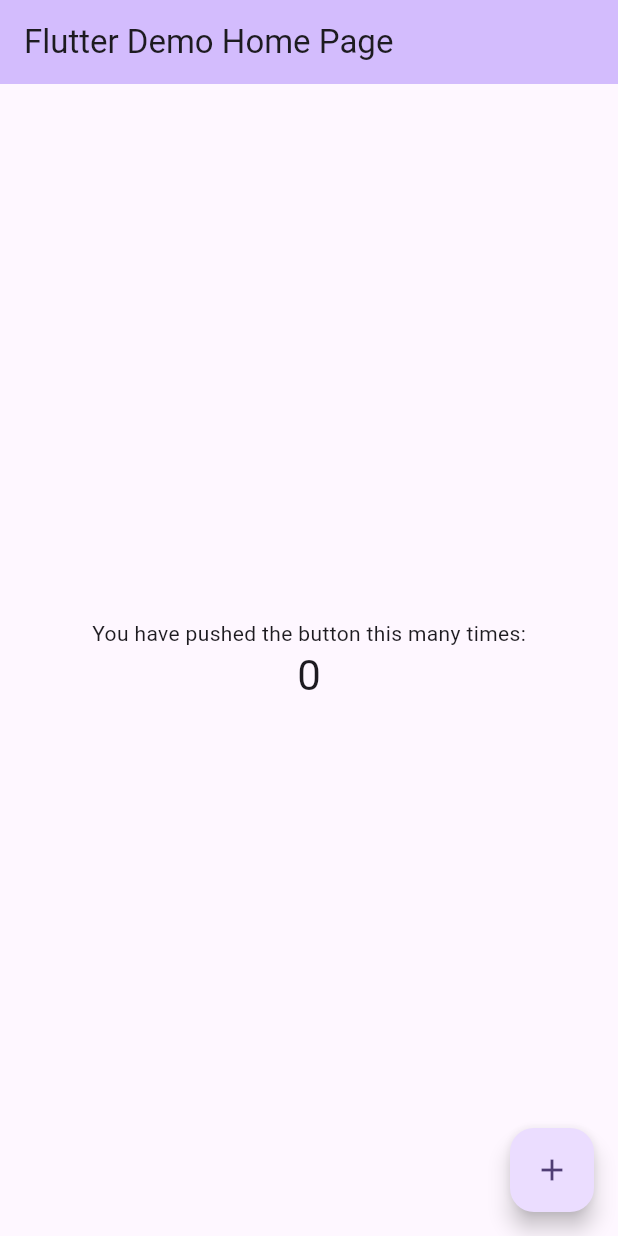
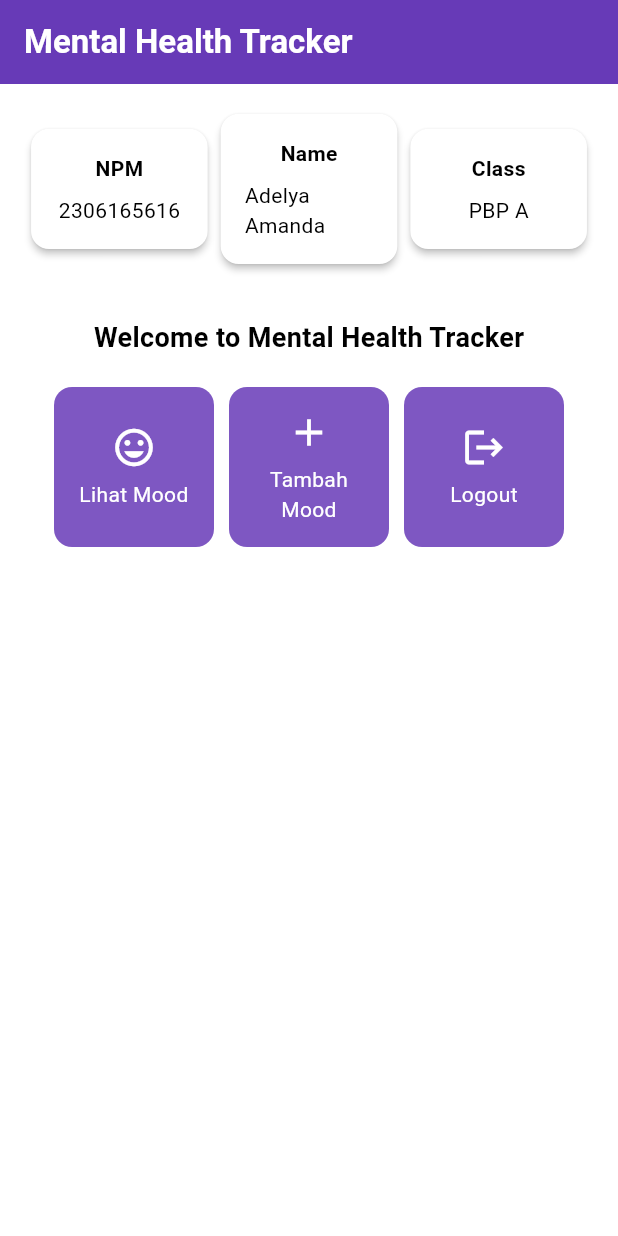
Before and after one commit to bizarrebeam/mental-health-tracker-mobile, a Flutter app: the screen it shows after launch, on a phone screen of 412 x 824 dp. Run offline on Flutter 3.47's test engine with Material 3 defaults, Android fonts, the phone set to English and light mode, and no system bars.

Commit message:
tutorial 6 done:D

```diff
--- a/lib/main.dart
+++ b/lib/main.dart
@@ -1,4 +1,5 @@
 import 'package:flutter/material.dart';
+import 'package:mental_health_tracker/menu.dart';
 
 void main() {
   runApp(const MyApp());
@@ -28,98 +29,12 @@ class MyApp extends StatelessWidget {
         //
         // This works for code too, not just values: Most code changes can be
         // tested with just a hot reload.
-        colorScheme: ColorScheme.fromSeed(seedColor: Colors.deepPurple),
+        colorScheme: ColorScheme.fromSwatch(
+          primarySwatch: Colors.deepPurple,
+        ).copyWith(secondary: Colors.deepPurple[400]),
         useMaterial3: true,
       ),
-      home: const MyHomePage(title: 'Flutter Demo Home Page'),
+      home: MyHomePage(), // Perubahan di sini: menambahkan named parameter 'home'
     );
   }
 }
-
-class MyHomePage extends StatefulWidget {
-  const MyHomePage({super.key, required this.title});
-
-  // This widget is the home page of your application. It is stateful, meaning
-  // that it has a State object (defined below) that contains fields that affect
-  // how it looks.
-
-  // This class is the configuration for the state. It holds the values (in this
-  // case the title) provided by the parent (in this case the App widget) and
-  // used by the build method of the State. Fields in a Widget subclass are
-  // always marked "final".
-
-  final String title;
-
-  @override
-  State<MyHomePage> createState() => _MyHomePageState();
-}
-
-class _MyHomePageState extends State<MyHomePage> {
-  int _counter = 0;
-
-  void _incrementCounter() {
-    setState(() {
-      // This call to setState tells the Flutter framework that something has
-      // changed in this State, which causes it to rerun the build method below
-      // so that the display can reflect the updated values. If we changed
-      // _counter without calling setState(), then the build method would not be
-      // called again, and so nothing would appear to happen.
-      _counter++;
-    });
-  }
-
-  @override
-  Widget build(BuildContext context) {
-    // This method is rerun every time setState is called, for instance as done
-    // by the _incrementCounter method above.
-    //
-    // The Flutter framework has been optimized to make rerunning build methods
-    // fast, so that you can just rebuild anything that needs updating rather
-    // than having to individually change instances of widgets.
-    return Scaffold(
-      appBar: AppBar(
-        // TRY THIS: Try changing the color here to a specific color (to
-        // Colors.amber, perhaps?) and trigger a hot reload to see the AppBar
-        // change color while the other colors stay the same.
-        backgroundColor: Theme.of(context).colorScheme.inversePrimary,
-        // Here we take the value from the MyHomePage object that was created by
-        // the App.build method, and use it to set our appbar title.
-        title: Text(widget.title),
-      ),
-      body: Center(
-        // Center is a layout widget. It takes a single child and positions it
-        // in the middle of the parent.
-        child: Column(
-          // Column is also a layout widget. It takes a list of children and
-          // arranges them vertically. By default, it sizes itself to fit its
-          // children horizontally, and tries to be as tall as its parent.
-          //
-          // Column has various properties to control how it sizes itself and
-          // how it positions its children. Here we use mainAxisAlignment to
-          // center the children vertically; the main axis here is the vertical
-          // axis because Columns are vertical (the cross axis would be
-          // horizontal).
-          //
-          // TRY THIS: Invoke "debug painting" (choose the "Toggle Debug Paint"
-          // action in the IDE, or press "p" in the console), to see the
-          // wireframe for each widget.
-          mainAxisAlignment: MainAxisAlignment.center,
-          children: <Widget>[
-            const Text(
-              'You have pushed the button this many times:',
-            ),
-            Text(
-              '$_counter',
-              style: Theme.of(context).textTheme.headlineMedium,
-            ),
-          ],
-        ),
-      ),
-      floatingActionButton: FloatingActionButton(
-        onPressed: _incrementCounter,
-        tooltip: 'Increment',
-        child: const Icon(Icons.add),
-      ), // This trailing comma makes auto-formatting nicer for build methods.
-    );
-  }
-}
--- /dev/null
+++ b/lib/menu.dart
@@ -0,0 +1,168 @@
+import 'package:flutter/material.dart';
+
+class MyHomePage extends StatelessWidget {
+  final String npm = '2306165616'; // NPM
+  final String name = 'Adelya Amanda'; // Nama
+  final String className = 'PBP A'; // Kelas
+
+  MyHomePage({super.key});
+
+  final List<ItemHomepage> items = [
+    ItemHomepage("Lihat Mood", Icons.mood),
+    ItemHomepage("Tambah Mood", Icons.add),
+    ItemHomepage("Logout", Icons.logout),
+  ];
+
+  @override
+  Widget build(BuildContext context) {
+    return Scaffold(
+      appBar: AppBar(
+        title: const Text(
+          'Mental Health Tracker',
+          style: TextStyle(
+            color: Colors.white,
+            fontWeight: FontWeight.bold,
+          ),
+        ),
+        backgroundColor: Theme.of(context).colorScheme.primary,
+      ),
+      body: Padding(
+        padding: const EdgeInsets.all(16.0),
+        child: Column(
+          crossAxisAlignment: CrossAxisAlignment.center,
+          children: [
+            Row(
+              mainAxisAlignment: MainAxisAlignment.spaceEvenly,
+              children: [
+                InfoCard(title: 'NPM', content: npm),
+                InfoCard(title: 'Name', content: name),
+                InfoCard(title: 'Class', content: className),
+              ],
+            ),
+            const SizedBox(height: 16.0),
+            Center(
+              child: Column(
+                children: [
+                  const Padding(
+                    padding: EdgeInsets.only(top: 16.0),
+                    child: Text(
+                      'Welcome to Mental Health Tracker',
+                      style: TextStyle(
+                        fontWeight: FontWeight.bold,
+                        fontSize: 18.0,
+                      ),
+                    ),
+                  ),
+                  GridView.count(
+                    primary: true,
+                    padding: const EdgeInsets.all(20),
+                    crossAxisSpacing: 10,
+                    mainAxisSpacing: 10,
+                    crossAxisCount: 3,
+                    shrinkWrap: true,
+                    children: items.map((ItemHomepage item) {
+                      return ItemCard(item);
+                    }).toList(),
+                  ),
+                ],
+              ),
+            ),
+          ],
+        ),
+      ),
+    );
+  }
+}
+
+class InfoCard extends StatelessWidget {
+  // Kartu informasi yang menampilkan title dan content.
+
+  final String title;  // Judul kartu.
+  final String content;  // Isi kartu.
+
+  const InfoCard({super.key, required this.title, required this.content});
+
+  @override
+  Widget build(BuildContext context) {
+    return Card(
+      // Membuat kotak kartu dengan bayangan dibawahnya.
+      elevation: 2.0,
+      child: Container(
+        // Mengatur ukuran dan jarak di dalam kartu.
+        width: MediaQuery.of(context).size.width / 3.5,
+        padding: const EdgeInsets.all(16.0),
+        // Menyusun title dan content secara vertikal.
+        child: Column(
+          children: [
+            Text(
+              title,
+              style: const TextStyle(fontWeight: FontWeight.bold),
+            ),
+            const SizedBox(height: 8.0),
+            Text(content),
+          ],
+        ),
+      ),
+    );
+  }
+}
+
+class ItemHomepage {
+  final String name;
+  final IconData icon;
+
+  ItemHomepage(this.name, this.icon);
+}
+
+class ItemCard extends StatelessWidget {
+  // Menampilkan kartu dengan ikon dan nama.
+
+  final ItemHomepage item;
+
+  const ItemCard(this.item, {super.key});
+
+  @override
+  Widget build(BuildContext context) {
+    return Material(
+      // Menentukan warna latar belakang dari tema aplikasi.
+      color: Theme.of(context).colorScheme.secondary,
+      // Membuat sudut kartu melengkung.
+      borderRadius: BorderRadius.circular(12),
+
+      child: InkWell(
+        // Aksi ketika kartu ditekan.
+        onTap: () {
+          // Menampilkan pesan SnackBar saat kartu ditekan.
+          ScaffoldMessenger.of(context)
+            ..hideCurrentSnackBar()
+            ..showSnackBar(
+              SnackBar(content: Text("Kamu telah menekan tombol ${item.name}!"))
+            );
+        },
+        // Container untuk menyimpan Icon dan Text
+        child: Container(
+          padding: const EdgeInsets.all(8),
+          child: Center(
+            child: Column(
+              // Menyusun ikon dan teks di tengah kartu.
+              mainAxisAlignment: MainAxisAlignment.center,
+              children: [
+                Icon(
+                  item.icon,
+                  color: Colors.white,
+                  size: 30.0,
+                ),
+                const Padding(padding: EdgeInsets.all(3)),
+                Text(
+                  item.name,
+                  textAlign: TextAlign.center,
+                  style: const TextStyle(color: Colors.white),
+                ),
+              ],
+            ),
+          ),
+        ),
+      ),
+    );
+  }
+}
```
